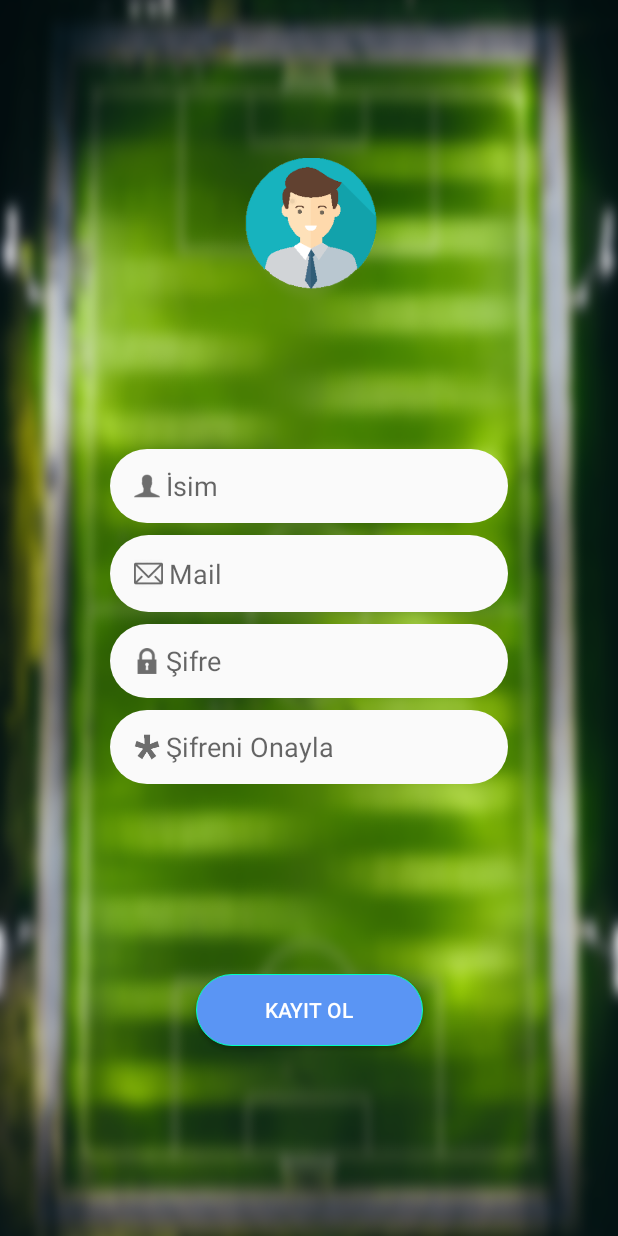
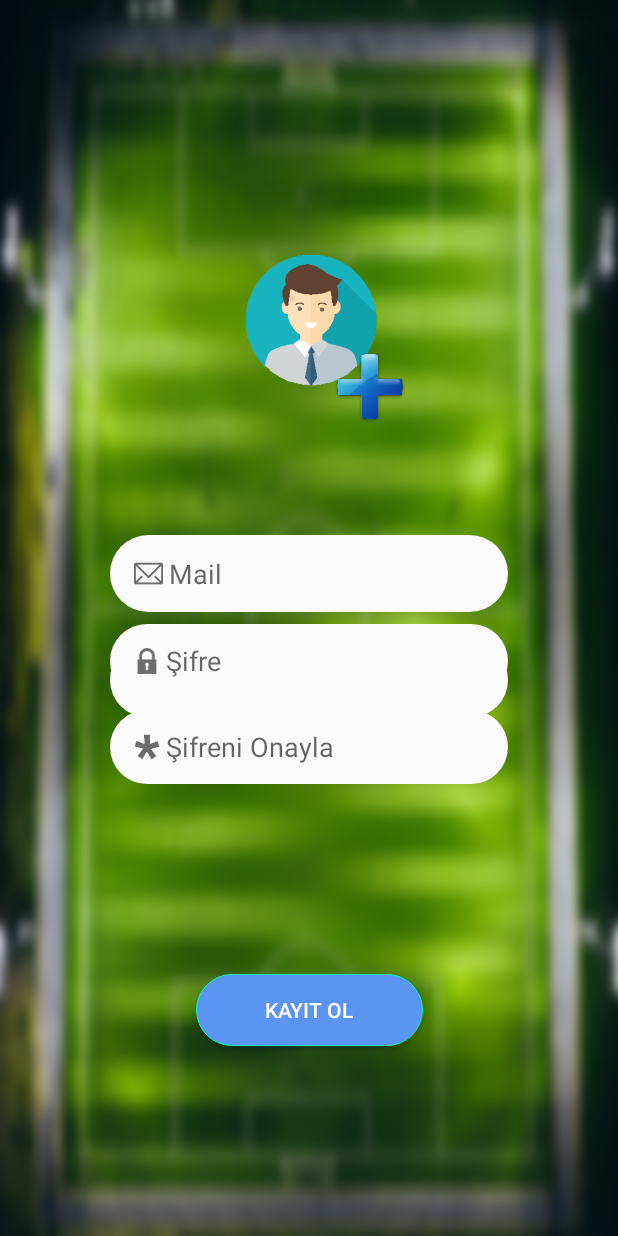
Before and after one commit to BurakCalisgan/SahaniAl, an Android app: the screen it shows after launch (RegisterActivity), after a tap on "KAYIT OL", on a phone screen of 412 x 824 dp. Run offline under Robolectric (Android 15) with nearby library versions, the phone set to English and light mode, and no system bars; our stand-ins replace Firebase (no records; nobody signed in at launch, a user with empty details on screens opened directly).

Commit message:
Register Ekranı düzenlendi. Main Activity'de başlıklar düzenlendi.

```diff
--- a/app/src/main/java/sahanial/com/sahanal/Activities/MainActivity.java
+++ b/app/src/main/java/sahanial/com/sahanal/Activities/MainActivity.java
@@ -1,6 +1,7 @@
 package sahanial.com.sahanal.Activities;
 
 import android.content.Intent;
+import android.content.pm.ActivityInfo;
 import android.graphics.Bitmap;
 import android.net.Uri;
 import android.os.Bundle;
@@ -109,6 +110,7 @@ public class MainActivity extends AppCompatActivity
 
         getSupportFragmentManager().beginTransaction().replace(R.id.fragment_container,
                 new Sahalar()).commit();
+        this.setTitle("Saha Yönetim");
 
 
     }
@@ -152,6 +154,7 @@ public class MainActivity extends AppCompatActivity
             fragmentTransaction.replace(R.id.fragment_container,newGameFragment);
             fragmentTransaction.addToBackStack(null);
             fragmentTransaction.commit();
+            this.setTitle("Saha Yönetim");
 
         } else if (id == R.id.nav_appointments_management) {
             Ranvdevular newGamefragment = new Ranvdevular();
@@ -159,6 +162,7 @@ public class MainActivity extends AppCompatActivity
             fragmentTransaction.replace(R.id.fragment_container, newGamefragment);
             fragmentTransaction.addToBackStack(null);
             fragmentTransaction.commit();
+            this.setTitle("Randevu Yönetim");
 
         } else if (id == R.id.nav_logout) {
             mAuth.signOut();;
--- a/app/src/main/java/sahanial/com/sahanal/Activities/RegisterActivity.java
+++ b/app/src/main/java/sahanial/com/sahanal/Activities/RegisterActivity.java
@@ -35,7 +35,7 @@ import sahanial.com.sahanal.R;
 
 public class RegisterActivity extends AppCompatActivity {
 
-    ImageView userPhoto;
+    ImageView userPhoto,imgvAddPhoto;
     static int PReqCode = 1;
     static int REQUESTCODE = 1;
     Uri pickedImgUri;
@@ -60,6 +60,7 @@ public class RegisterActivity extends AppCompatActivity {
         userPassword2 = findViewById(R.id.edtRegisterPassword2);
         userName = findViewById(R.id.edtRegisterName);
         userPhoto = findViewById(R.id.imgvUserPhoto);
+        imgvAddPhoto = findViewById(R.id.imgvAddPhoto);
         loadingProgress = findViewById(R.id.progresbarRegister);
         loadingProgress.setVisibility(View.INVISIBLE);
         btnRegister = findViewById(R.id.btnRegister);
@@ -106,6 +107,22 @@ public class RegisterActivity extends AppCompatActivity {
 
 
         userPhoto.setOnClickListener(new View.OnClickListener() {
+            @Override
+            public void onClick(View v) {
+
+                if (Build.VERSION.SDK_INT >= 22){
+                    checkAndRequestPermission();
+
+                }
+                else{
+                    openGallery();
+
+                }
+
+            }
+        });
+
+        imgvAddPhoto.setOnClickListener(new View.OnClickListener() {
             @Override
             public void onClick(View v) {
 
--- a/app/src/main/res/layout/activity_login.xml
+++ b/app/src/main/res/layout/activity_login.xml
@@ -30,18 +30,16 @@
         android:layout_width="265dp"
         android:layout_height="wrap_content"
         android:layout_marginStart="8dp"
-        android:layout_marginLeft="8dp"
         android:layout_marginEnd="8dp"
-        android:layout_marginRight="8dp"
         android:layout_marginBottom="4dp"
         android:background="@drawable/register_edittext_style"
+        android:drawableLeft="@drawable/ic_mail"
         android:ems="10"
         android:hint="Mail Adresi"
-        android:inputType="textPersonName"
+        android:inputType="textEmailAddress"
         app:layout_constraintBottom_toTopOf="@+id/guideline3"
         app:layout_constraintEnd_toEndOf="parent"
-        app:layout_constraintStart_toStartOf="parent"
-        android:drawableLeft="@drawable/ic_mail"/>
+        app:layout_constraintStart_toStartOf="parent" />
 
     <android.support.constraint.Guideline
         android:id="@+id/guideline3"
--- a/app/src/main/res/layout/activity_register.xml
+++ b/app/src/main/res/layout/activity_register.xml
@@ -11,12 +11,10 @@
         android:id="@+id/imgvUserPhoto"
         android:layout_width="90dp"
         android:layout_height="90dp"
-        android:layout_marginBottom="8dp"
-        android:layout_marginEnd="8dp"
-        android:layout_marginLeft="8dp"
-        android:layout_marginRight="8dp"
         android:layout_marginStart="8dp"
         android:layout_marginTop="8dp"
+        android:layout_marginEnd="8dp"
+        android:layout_marginBottom="8dp"
         android:src="@drawable/userphoto"
         app:layout_constraintBottom_toTopOf="@+id/edtRegisterName"
         app:layout_constraintEnd_toEndOf="parent"
@@ -31,87 +29,78 @@
         app:layout_constraintGuide_percent="0.5" />
 
     <EditText
-        android:background="@drawable/register_edittext_style"
-        android:hint="İsim"
         android:id="@+id/edtRegisterName"
         android:layout_width="265dp"
         android:layout_height="wrap_content"
-        android:layout_marginBottom="8dp"
+        android:layout_marginStart="8dp"
         android:layout_marginEnd="8dp"
-        android:layout_marginLeft="8dp"
-        android:layout_marginRight="8dp"
-        android:layout_marginStart="8dp"
+        android:layout_marginBottom="346dp"
+        android:background="@drawable/register_edittext_style"
+        android:drawableLeft="@drawable/ic_user_icon"
         android:ems="10"
+        android:hint="İsim"
         android:inputType="textPersonName"
-        app:layout_constraintBottom_toTopOf="@+id/edtRegisterMail"
+        app:layout_constraintBottom_toBottomOf="parent"
         app:layout_constraintEnd_toEndOf="parent"
         app:layout_constraintStart_toStartOf="parent"
-        android:drawableLeft="@drawable/ic_user_icon" />
+        app:layout_constraintTop_toBottomOf="@+id/imgvAddPhoto" />
 
     <EditText
-        android:background="@drawable/register_edittext_style"
-        android:hint="Mail"
         android:id="@+id/edtRegisterMail"
         android:layout_width="265dp"
         android:layout_height="wrap_content"
+        android:layout_marginStart="8dp"
+        android:layout_marginEnd="8dp"
         android:layout_marginBottom="4dp"
-        android:layout_marginEnd="8dp"
-        android:layout_marginLeft="8dp"
-        android:layout_marginRight="8dp"
-        android:layout_marginStart="8dp"
+        android:background="@drawable/register_edittext_style"
+        android:drawableLeft="@drawable/ic_mail"
         android:ems="10"
-        android:inputType="textPersonName"
+        android:hint="Mail"
+        android:inputType="textEmailAddress"
         app:layout_constraintBottom_toTopOf="@+id/guideline"
         app:layout_constraintEnd_toEndOf="parent"
-        app:layout_constraintStart_toStartOf="parent"
-        android:drawableLeft="@drawable/ic_mail" />
+        app:layout_constraintStart_toStartOf="parent" />
 
     <EditText
-        android:background="@drawable/register_edittext_style"
-        android:hint="Şifre"
         android:id="@+id/edtRegisterPassword"
         android:layout_width="265dp"
         android:layout_height="wrap_content"
-        android:layout_marginEnd="8dp"
-        android:layout_marginLeft="8dp"
-        android:layout_marginRight="8dp"
         android:layout_marginStart="8dp"
         android:layout_marginTop="4dp"
+        android:layout_marginEnd="8dp"
+        android:background="@drawable/register_edittext_style"
+        android:drawableLeft="@drawable/ic_pass_icon"
         android:ems="10"
+        android:hint="Şifre"
         android:inputType="textPassword"
         app:layout_constraintEnd_toEndOf="parent"
         app:layout_constraintStart_toStartOf="parent"
-        app:layout_constraintTop_toTopOf="@+id/guideline"
-        android:drawableLeft="@drawable/ic_pass_icon" />
+        app:layout_constraintTop_toTopOf="@+id/guideline" />
 
     <EditText
-        android:background="@drawable/register_edittext_style"
-        android:hint="Şifreni Onayla"
         android:id="@+id/edtRegisterPassword2"
         android:layout_width="265dp"
         android:layout_height="wrap_content"
-        android:layout_marginEnd="8dp"
-        android:layout_marginLeft="8dp"
-        android:layout_marginRight="8dp"
         android:layout_marginStart="8dp"
         android:layout_marginTop="8dp"
+        android:layout_marginEnd="8dp"
+        android:background="@drawable/register_edittext_style"
+        android:drawableLeft="@drawable/ic_confirm_icon"
         android:ems="10"
+        android:hint="Şifreni Onayla"
         android:inputType="textPassword"
         app:layout_constraintEnd_toEndOf="parent"
         app:layout_constraintStart_toStartOf="parent"
-        app:layout_constraintTop_toBottomOf="@+id/edtRegisterPassword"
-        android:drawableLeft="@drawable/ic_confirm_icon" />
+        app:layout_constraintTop_toBottomOf="@+id/edtRegisterPassword" />
 
     <Button
         android:id="@+id/btnRegister"
         android:layout_width="151dp"
         android:layout_height="wrap_content"
-        android:layout_marginBottom="8dp"
-        android:layout_marginEnd="8dp"
-        android:layout_marginLeft="8dp"
-        android:layout_marginRight="8dp"
         android:layout_marginStart="8dp"
         android:layout_marginTop="8dp"
+        android:layout_marginEnd="8dp"
+        android:layout_marginBottom="8dp"
         android:background="@drawable/register_button"
         android:text="Kayıt Ol"
         android:textColor="#ffffff"
@@ -130,5 +119,19 @@
         app:layout_constraintStart_toStartOf="@+id/btnRegister"
         app:layout_constraintTop_toTopOf="@+id/btnRegister" />
 
+    <ImageView
+        android:id="@+id/imgvAddPhoto"
+        android:layout_width="53dp"
+        android:layout_height="0dp"
+        android:layout_marginStart="59dp"
+        android:layout_marginTop="106dp"
+        android:layout_marginEnd="66dp"
+        android:layout_marginBottom="19dp"
+        app:layout_constraintBottom_toTopOf="@+id/edtRegisterName"
+        app:layout_constraintEnd_toEndOf="@+id/edtRegisterName"
+        app:layout_constraintStart_toStartOf="@+id/imgvUserPhoto"
+        app:layout_constraintTop_toTopOf="parent"
+        app:srcCompat="@drawable/plus" />
+
 
 </android.support.constraint.ConstraintLayout>
```
Also changed, not shown: app/src/main/res/drawable/plus.png (added).
